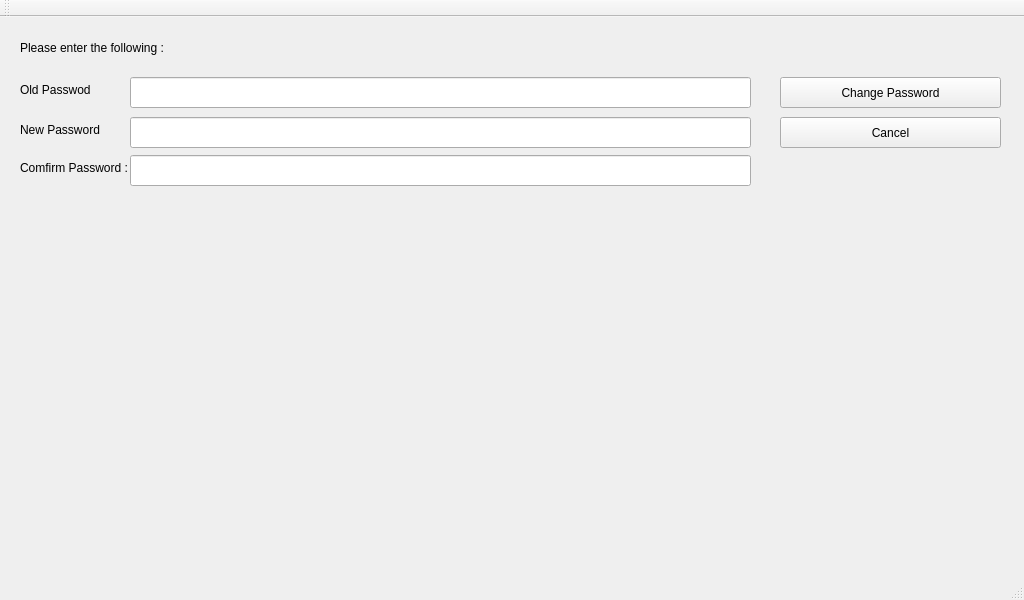
The window that GUI_Qt/SmartScale/userPasswordChange.ui (twschung/IoT-Smart-Scale) describes before a commit, drawn with Qt 5.
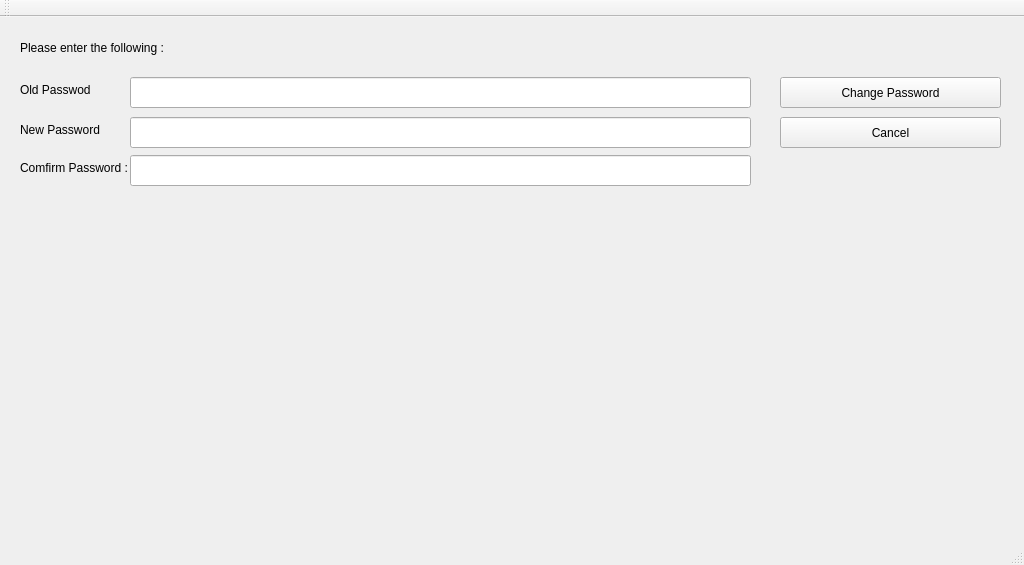
The same window after the commit.

The edit to the form file:
```diff
--- a/GUI_Qt/SmartScale/userPasswordChange.ui
+++ b/GUI_Qt/SmartScale/userPasswordChange.ui
@@ -7,7 +7,7 @@
     <x>0</x>
     <y>0</y>
     <width>1024</width>
-    <height>600</height>
+    <height>565</height>
    </rect>
   </property>
   <property name="windowTitle">
@@ -114,7 +114,7 @@
    <widget class="QLabel" name="lblStatus">
     <property name="geometry">
      <rect>
-      <x>190</x>
+      <x>210</x>
       <y>10</y>
       <width>711</width>
       <height>31</height>
```
